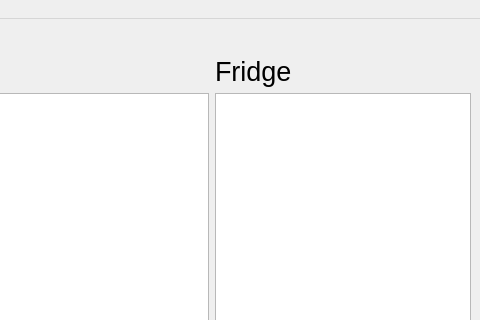
This is MostFinalProject/mainwindow.ui in maxslamdunk/dsba-itop2021-hw1 as Qt 5 draws it before an edit; both pictures show x 263 to 743 and y 0 to 320 of the 743 by 490 pixel window. The edited form follows.
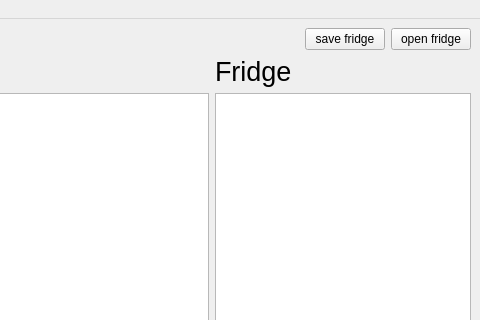
This is the edited form.

```diff
--- a/MostFinalProject/mainwindow.ui
+++ b/MostFinalProject/mainwindow.ui
@@ -72,6 +72,20 @@
         </property>
        </spacer>
       </item>
+      <item>
+       <widget class="QPushButton" name="pushButton_10">
+        <property name="text">
+         <string>save fridge</string>
+        </property>
+       </widget>
+      </item>
+      <item>
+       <widget class="QPushButton" name="pushButton_9">
+        <property name="text">
+         <string>open fridge</string>
+        </property>
+       </widget>
+      </item>
      </layout>
     </item>
     <item>
```
Left out of the diff: 2 changed lines with no effect on the pictures.
